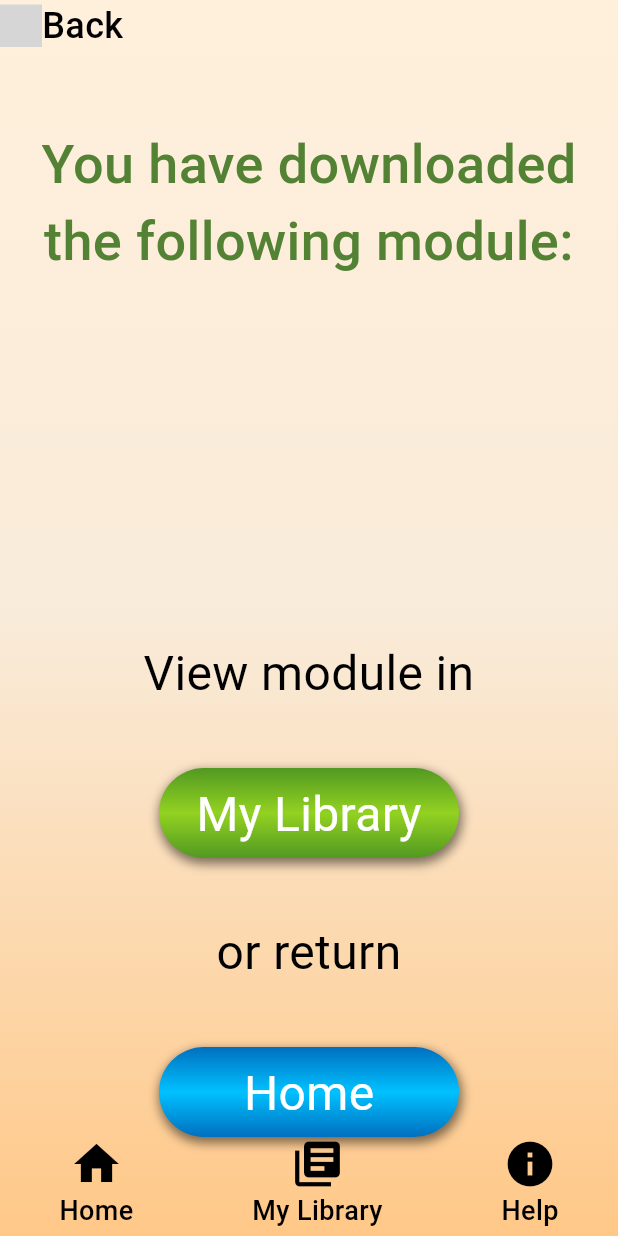
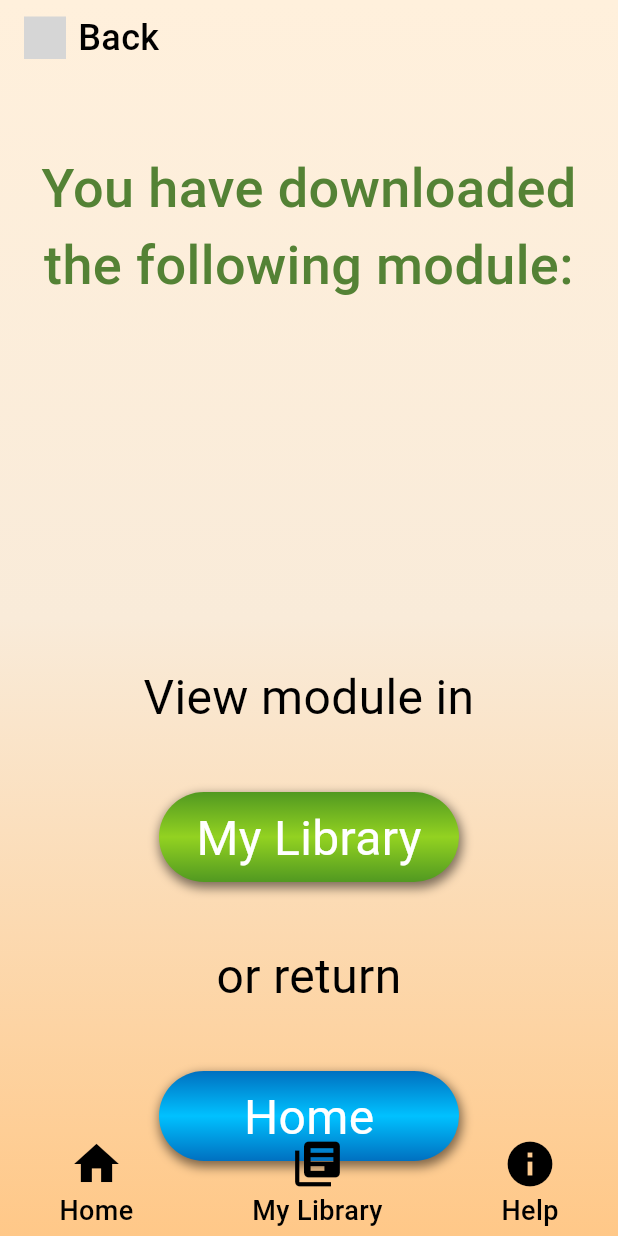
Before and after one commit to WiRED-International/wired_test, a Flutter app: the DownloadConfirm screen opened directly with empty values, on a phone screen of 412 x 824 dp. Run offline on Flutter 3.47's test engine with Material 3 defaults, Android fonts, the phone set to English and light mode, and no system bars; our stand-ins replace flutter_svg, permission_handler; missing offline and left inert: flutter_inappwebview; grey boxes are pictures that could not be loaded.

Commit message:
refactor appBar

```diff
--- a/lib/pages/download_confirm.dart
+++ b/lib/pages/download_confirm.dart
@@ -1,6 +1,7 @@
 import 'package:flutter/material.dart';
 import 'package:flutter_svg/flutter_svg.dart';
 
+import '../utils/custom_app_bar.dart';
 import 'module_library.dart';
 
 class DownloadConfirm extends StatefulWidget {
@@ -35,37 +36,11 @@ class _DownloadConfirmState extends State<DownloadConfirm> {
                 child: Column(
                   crossAxisAlignment: CrossAxisAlignment.center,
                   children: [
-                    Container(
-                      decoration: BoxDecoration(
-                        color: Colors.transparent,
-                      ),
-                      child: Row(
-                        //mainAxisAlignment: MainAxisAlignment.center,
-                        children: [
-                          GestureDetector(
-                            onTap: () {
-                              Navigator.pop(context);
-                            },
-                            child: Row(
-                              children: [
-                                SvgPicture.asset(
-                                  'assets/icons/chevron_left.svg',
-                                  height: 28,
-                                  width: 28,
-                                ),
-                                const Text(
-                                  "Back",
-                                  style: TextStyle(
-                                    fontSize: 24,
-                                    fontWeight: FontWeight.w500,
-                                    color: Colors.black,
-                                  ),
-                                ),
-                              ],
-                            ),
-                          ),
-                        ],
-                      ),
+                    //Imported from utils/custom_app_bar.dart
+                    CustomAppBar(
+                      onBackPressed: () {
+                        Navigator.pop(context);
+                      },
                     ),
                     const SizedBox(height:50,),
                     const Text(
--- /dev/null
+++ b/lib/utils/custom_app_bar.dart
@@ -0,0 +1,45 @@
+import 'package:flutter/material.dart';
+import 'package:flutter_svg/flutter_svg.dart';
+
+class CustomAppBar extends StatelessWidget {
+  final VoidCallback onBackPressed;
+
+  const CustomAppBar({
+    Key? key,
+
+    required this.onBackPressed,
+  }) : super(key: key);
+
+  @override
+  Widget build(BuildContext context) {
+    return Container(
+      padding: const EdgeInsets.symmetric(horizontal: 16.0, vertical: 8.0),
+      color: Colors.transparent,
+      child: Row(
+        children: [
+          GestureDetector(
+            onTap: onBackPressed,
+            child: Row(
+              children: [
+                SvgPicture.asset(
+                  'assets/icons/chevron_left.svg',
+                  height: 28,
+                  width: 28,
+                ),
+                const SizedBox(width: 8.0),
+                Text(
+                  "Back",
+                  style: const TextStyle(
+                    fontSize: 24,
+                    fontWeight: FontWeight.w500,
+                    color: Colors.black,
+                  ),
+                ),
+              ],
+            ),
+          ),
+        ],
+      ),
+    );
+  }
+}
```
Also changed, not shown: lib/pages/module_by_alphabet.dart (+62 -5 lines).
